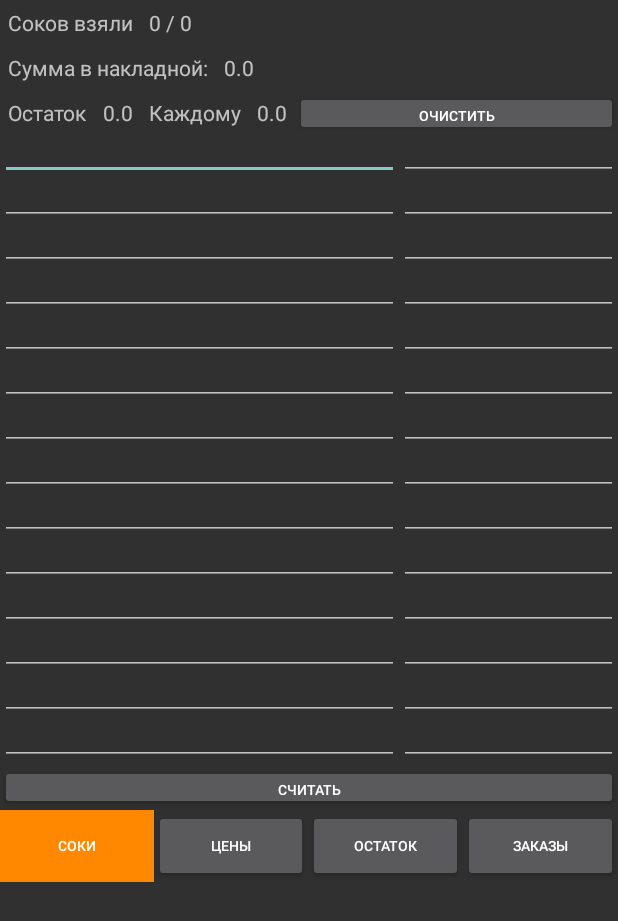
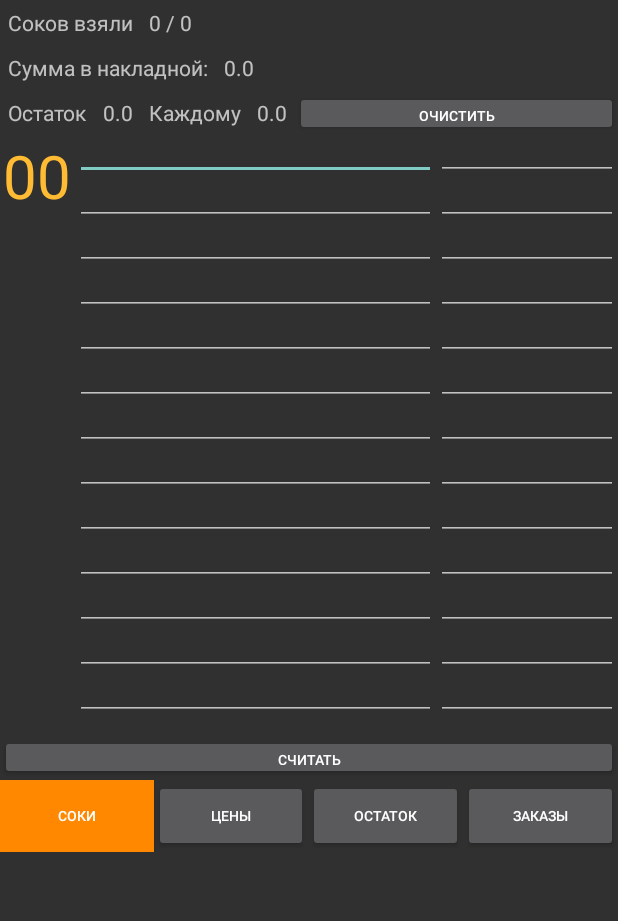
Before and after one commit to VadimSquorpikkor/Magaz10, an Android app: the screen it shows after launch (HomeActivity), on a phone screen of 412 x 824 dp. Shown: the top 921 px of the screen. Run offline under Robolectric (Android 15) with nearby library versions, the phone set to English and light mode, and no system bars.

Commit message:
version 1.2 final

```diff
--- a/app/src/main/res/layout/home_activity.xml
+++ b/app/src/main/res/layout/home_activity.xml
@@ -65,6 +65,30 @@
 
 
     </LinearLayout>-->
+
+    <LinearLayout
+        android:layout_width="match_parent"
+        android:layout_height="wrap_content"
+        android:orientation="horizontal">
+
+        <TextView
+            android:layout_width="50dp"
+            android:layout_height="60dp"
+            android:textSize="40dp"
+            android:text="00"
+            android:textAlignment="center"
+
+            android:textColor="@android:color/holo_orange_light"
+            android:id="@+id/JuiceBigLeft"/>
+
+        <ScrollView
+            android:layout_width="match_parent"
+            android:layout_height="400dp">
+
+            <LinearLayout
+                android:layout_width="match_parent"
+                android:layout_height="wrap_content"
+                android:orientation="vertical">
 
                 <LinearLayout style="@style/horizontalLayoutStyle">
 
@@ -195,6 +219,75 @@
                         android:id="@+id/edit28"/>
 
                 </LinearLayout>
+                <!--!!!!!!!!!!!!!!!!!!!!!!!!!!!!!!!!!!!!!!!!!!!!!!!!!-->
+                <LinearLayout style="@style/horizontalLayoutStyle">
+
+                    <EditText style="@style/WeightNumberStyle"
+                        android:id="@+id/edit29"/>
+                    <EditText style="@style/shortNumberStyle"
+                        android:id="@+id/edit30"/>
+
+                </LinearLayout>
+
+                <LinearLayout style="@style/horizontalLayoutStyle">
+
+                    <EditText style="@style/WeightNumberStyle"
+                        android:id="@+id/edit31"/>
+                    <EditText style="@style/shortNumberStyle"
+                        android:id="@+id/edit32"/>
+
+                </LinearLayout>
+
+                <LinearLayout style="@style/horizontalLayoutStyle">
+
+                    <EditText style="@style/WeightNumberStyle"
+                        android:id="@+id/edit33"/>
+                    <EditText style="@style/shortNumberStyle"
+                        android:id="@+id/edit34"/>
+
+                </LinearLayout>
+
+                <LinearLayout style="@style/horizontalLayoutStyle">
+
+                    <EditText style="@style/WeightNumberStyle"
+                        android:id="@+id/edit35"/>
+                    <EditText style="@style/shortNumberStyle"
+                        android:id="@+id/edit36"/>
+
+                </LinearLayout>
+
+                <LinearLayout style="@style/horizontalLayoutStyle">
+
+                    <EditText style="@style/WeightNumberStyle"
+                        android:id="@+id/edit37"/>
+                    <EditText style="@style/shortNumberStyle"
+                        android:id="@+id/edit38"/>
+
+                </LinearLayout>
+
+                <LinearLayout style="@style/horizontalLayoutStyle">
+
+                    <EditText style="@style/WeightNumberStyle"
+                        android:id="@+id/edit39"/>
+                    <EditText style="@style/shortNumberStyle"
+                        android:id="@+id/edit40"/>
+
+                </LinearLayout>
+
+                <LinearLayout style="@style/horizontalLayoutStyle"
+                    android:layout_height="200dp">
+                </LinearLayout>
+
+
+
+            </LinearLayout>
+
+
+
+        </ScrollView>
+
+
+    </LinearLayout>
     <LinearLayout style="@style/horizontalLayoutStyle">
     <Button
         style="@style/buttonStyle"
```
Lines whose indentation alone changed are shown as unchanged.
